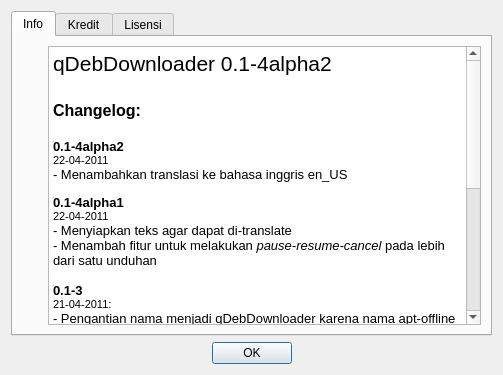
This is aboutdialog.ui in saa7go/qDebDownloader as Qt 5 draws it before an edit. The edited form follows.
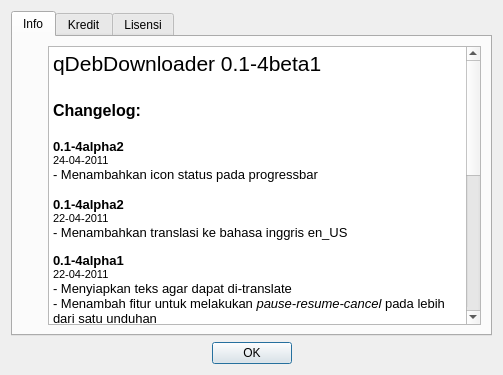
This is the edited form. Icons and pictures are not drawn.

Commit message: menambahkan informasi changelog pada Info

Patch:
```diff
--- a/aboutdialog.ui
+++ b/aboutdialog.ui
@@ -66,11 +66,15 @@
 &lt;html&gt;&lt;head&gt;&lt;meta name=&quot;qrichtext&quot; content=&quot;1&quot; /&gt;&lt;style type=&quot;text/css&quot;&gt;
 p, li { white-space: pre-wrap; }
 &lt;/style&gt;&lt;/head&gt;&lt;body style=&quot; font-family:'MS Shell Dlg 2'; font-size:8.25pt; font-weight:400; font-style:normal;&quot;&gt;
-&lt;p style=&quot; margin-top:0px; margin-bottom:0px; margin-left:0px; margin-right:0px; -qt-block-indent:0; text-indent:0px;&quot;&gt;&lt;span style=&quot; font-size:16pt;&quot;&gt;qDebDownloader 0.1-4alpha2&lt;/span&gt;&lt;/p&gt;
+&lt;p style=&quot; margin-top:0px; margin-bottom:0px; margin-left:0px; margin-right:0px; -qt-block-indent:0; text-indent:0px;&quot;&gt;&lt;span style=&quot; font-size:16pt;&quot;&gt;qDebDownloader 0.1-4beta1&lt;/span&gt;&lt;/p&gt;
 &lt;p style=&quot;-qt-paragraph-type:empty; margin-top:0px; margin-bottom:0px; margin-left:0px; margin-right:0px; -qt-block-indent:0; text-indent:0px; font-size:16pt;&quot;&gt;&lt;/p&gt;
 &lt;p style=&quot; margin-top:0px; margin-bottom:0px; margin-left:0px; margin-right:0px; -qt-block-indent:0; text-indent:0px;&quot;&gt;&lt;span style=&quot; font-size:12pt; font-weight:600;&quot;&gt;Changelog:&lt;/span&gt;&lt;/p&gt;
 &lt;p style=&quot;-qt-paragraph-type:empty; margin-top:0px; margin-bottom:0px; margin-left:0px; margin-right:0px; -qt-block-indent:0; text-indent:0px; font-size:12pt; font-weight:600;&quot;&gt;&lt;/p&gt;
 &lt;p style=&quot; margin-top:0px; margin-bottom:0px; margin-left:0px; margin-right:0px; -qt-block-indent:0; text-indent:0px;&quot;&gt;&lt;span style=&quot; font-size:10pt; font-weight:600;&quot;&gt;0.1-4alpha2&lt;/span&gt;&lt;/p&gt;
+&lt;p style=&quot; margin-top:0px; margin-bottom:0px; margin-left:0px; margin-right:0px; -qt-block-indent:0; text-indent:0px;&quot;&gt;&lt;span style=&quot; font-size:8pt;&quot;&gt;24-04-2011&lt;/span&gt;&lt;/p&gt;
+&lt;p style=&quot; margin-top:0px; margin-bottom:0px; margin-left:0px; margin-right:0px; -qt-block-indent:0; text-indent:0px;&quot;&gt;&lt;span style=&quot; font-size:10pt;&quot;&gt;- Menambahkan icon status pada progressbar&lt;/span&gt;&lt;/p&gt;
+&lt;p style=&quot;-qt-paragraph-type:empty; margin-top:0px; margin-bottom:0px; margin-left:0px; margin-right:0px; -qt-block-indent:0; text-indent:0px; font-size:10pt;&quot;&gt;&lt;/p&gt;
+&lt;p style=&quot; margin-top:0px; margin-bottom:0px; margin-left:0px; margin-right:0px; -qt-block-indent:0; text-indent:0px;&quot;&gt;&lt;span style=&quot; font-size:10pt; font-weight:600;&quot;&gt;0.1-4alpha2&lt;/span&gt;&lt;/p&gt;
 &lt;p style=&quot; margin-top:0px; margin-bottom:0px; margin-left:0px; margin-right:0px; -qt-block-indent:0; text-indent:0px;&quot;&gt;&lt;span style=&quot; font-size:8pt;&quot;&gt;22-04-2011&lt;/span&gt;&lt;/p&gt;
 &lt;p style=&quot; margin-top:0px; margin-bottom:0px; margin-left:0px; margin-right:0px; -qt-block-indent:0; text-indent:0px;&quot;&gt;&lt;span style=&quot; font-size:10pt;&quot;&gt;- Menambahkan translasi ke bahasa inggris en_US&lt;/span&gt;&lt;/p&gt;
 &lt;p style=&quot;-qt-paragraph-type:empty; margin-top:0px; margin-bottom:0px; margin-left:0px; margin-right:0px; -qt-block-indent:0; text-indent:0px; font-size:8pt;&quot;&gt;&lt;/p&gt;
```
